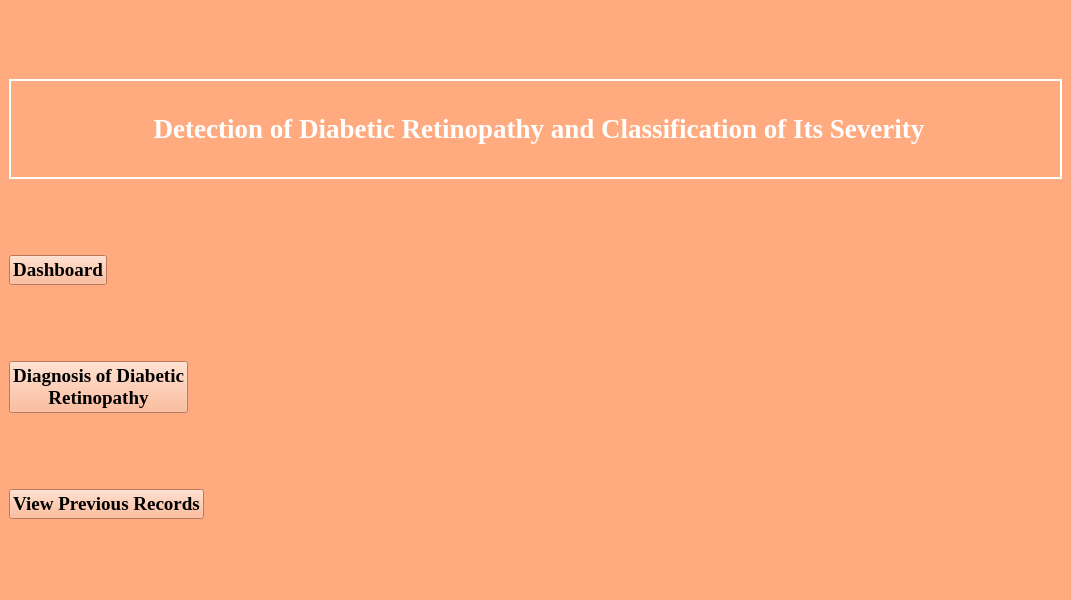
JenishTamrakar/Detection-of-Diabetic-Retinopathy, file src/MainWindow.ui: the form before one commit.
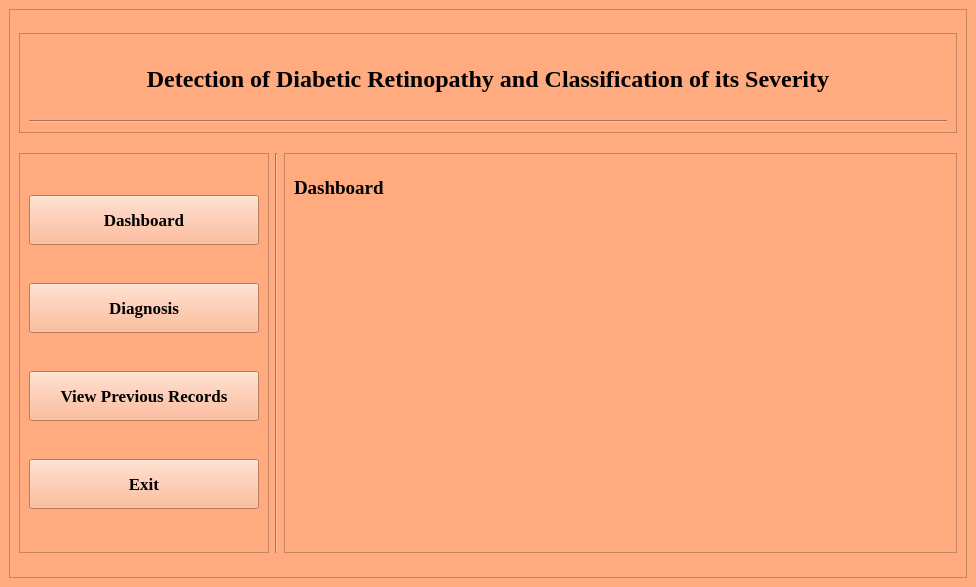
The form after the commit. Icons and pictures are not drawn.

```diff
--- a/src/MainWindow.ui
+++ b/src/MainWindow.ui
@@ -6,135 +6,240 @@
    <rect>
     <x>0</x>
     <y>0</y>
-    <width>1071</width>
-    <height>600</height>
+    <width>976</width>
+    <height>587</height>
    </rect>
   </property>
   <property name="windowTitle">
-   <string>Detection of Diabetic Retinopathy</string>
-  </property>
-  <property name="windowIcon">
-   <iconset>
-    <normaloff>icon.png</normaloff>icon.png</iconset>
-  </property>
-  <property name="styleSheet">
-   <string notr="true">background-color: rgb(255, 170, 127);</string>
+   <string>Detection of Diabetic Retinopathy and Classification of its Severity</string>
   </property>
   <widget class="QWidget" name="centralwidget">
-   <layout class="QVBoxLayout" name="verticalLayout_6">
-    <item>
-     <widget class="QLabel" name="label">
+   <property name="styleSheet">
+    <string notr="true">background-color: rgb(255, 170, 127);</string>
+   </property>
+   <layout class="QGridLayout" name="gridLayout">
+    <item row="0" column="0">
+     <widget class="QFrame" name="frame">
       <property name="enabled">
        <bool>true</bool>
       </property>
-      <property name="sizePolicy">
-       <sizepolicy hsizetype="Minimum" vsizetype="Maximum">
-        <horstretch>0</horstretch>
-        <verstretch>0</verstretch>
-       </sizepolicy>
-      </property>
-      <property name="minimumSize">
-       <size>
-        <width>110</width>
-        <height>100</height>
-       </size>
-      </property>
-      <property name="font">
-       <font>
-        <family>Times New Roman</family>
-        <pointsize>20</pointsize>
-        <weight>75</weight>
-        <bold>true</bold>
-       </font>
-      </property>
-      <property name="styleSheet">
-       <string notr="true">color: rgb(255, 255, 255);</string>
-      </property>
       <property name="frameShape">
-       <enum>QFrame::WinPanel</enum>
+       <enum>QFrame::StyledPanel</enum>
       </property>
-      <property name="text">
-       <string>&lt;html&gt;&lt;head/&gt;&lt;body&gt;&lt;p align=&quot;center&quot;&gt;Detection of Diabetic Retinopathy and Classification of Its Severity&lt;/p&gt;&lt;/body&gt;&lt;/html&gt;</string>
+      <property name="frameShadow">
+       <enum>QFrame::Raised</enum>
       </property>
-      <property name="textFormat">
-       <enum>Qt::RichText</enum>
-      </property>
-      <property name="wordWrap">
-       <bool>false</bool>
-      </property>
-     </widget>
-    </item>
-    <item>
-     <widget class="QPushButton" name="pushButton">
-      <property name="sizePolicy">
-       <sizepolicy hsizetype="Maximum" vsizetype="Fixed">
-        <horstretch>0</horstretch>
-        <verstretch>0</verstretch>
-       </sizepolicy>
-      </property>
-      <property name="font">
-       <font>
-        <family>Times New Roman</family>
-        <pointsize>14</pointsize>
-        <weight>75</weight>
-        <bold>true</bold>
-       </font>
-      </property>
-      <property name="styleSheet">
-       <string notr="true">border-color: rgb(0, 0, 0);</string>
-      </property>
-      <property name="text">
-       <string>Dashboard</string>
-      </property>
-     </widget>
-    </item>
-    <item>
-     <widget class="QPushButton" name="pushButton_6">
-      <property name="sizePolicy">
-       <sizepolicy hsizetype="Maximum" vsizetype="Fixed">
-        <horstretch>0</horstretch>
-        <verstretch>0</verstretch>
-       </sizepolicy>
-      </property>
-      <property name="font">
-       <font>
-        <family>Times New Roman</family>
-        <pointsize>14</pointsize>
-        <weight>75</weight>
-        <bold>true</bold>
-       </font>
-      </property>
-      <property name="styleSheet">
-       <string notr="true">border-color: rgb(0, 0, 0);</string>
-      </property>
-      <property name="text">
-       <string>Diagnosis of Diabetic 
-Retinopathy</string>
-      </property>
-     </widget>
-    </item>
-    <item>
-     <widget class="QPushButton" name="pushButton_10">
-      <property name="sizePolicy">
-       <sizepolicy hsizetype="Maximum" vsizetype="Fixed">
-        <horstretch>0</horstretch>
-        <verstretch>0</verstretch>
-       </sizepolicy>
-      </property>
-      <property name="font">
-       <font>
-        <family>Times New Roman</family>
-        <pointsize>14</pointsize>
-        <weight>75</weight>
-        <bold>true</bold>
-       </font>
-      </property>
-      <property name="styleSheet">
-       <string notr="true">border-color: rgb(0, 0, 0);</string>
-      </property>
-      <property name="text">
-       <string>View Previous Records</string>
-      </property>
+      <layout class="QGridLayout" name="gridLayout_5">
+       <item row="1" column="0">
+        <widget class="QFrame" name="frame_2">
+         <property name="maximumSize">
+          <size>
+           <width>250</width>
+           <height>16777215</height>
+          </size>
+         </property>
+         <property name="frameShape">
+          <enum>QFrame::StyledPanel</enum>
+         </property>
+         <property name="frameShadow">
+          <enum>QFrame::Raised</enum>
+         </property>
+         <layout class="QGridLayout" name="gridLayout_2">
+          <item row="3" column="0">
+           <widget class="QPushButton" name="pushButton">
+            <property name="maximumSize">
+             <size>
+              <width>16777215</width>
+              <height>50</height>
+             </size>
+            </property>
+            <property name="font">
+             <font>
+              <family>Times New Roman</family>
+              <pointsize>13</pointsize>
+              <weight>75</weight>
+              <bold>true</bold>
+             </font>
+            </property>
+            <property name="text">
+             <string>Exit</string>
+            </property>
+           </widget>
+          </item>
+          <item row="1" column="0">
+           <widget class="QPushButton" name="btnDiagnose">
+            <property name="maximumSize">
+             <size>
+              <width>16777215</width>
+              <height>50</height>
+             </size>
+            </property>
+            <property name="font">
+             <font>
+              <family>Times New Roman</family>
+              <pointsize>13</pointsize>
+              <weight>75</weight>
+              <bold>true</bold>
+             </font>
+            </property>
+            <property name="text">
+             <string>Diagnosis</string>
+            </property>
+           </widget>
+          </item>
+          <item row="0" column="0">
+           <widget class="QPushButton" name="btnDashboard">
+            <property name="maximumSize">
+             <size>
+              <width>16777215</width>
+              <height>50</height>
+             </size>
+            </property>
+            <property name="font">
+             <font>
+              <family>Times New Roman</family>
+              <pointsize>13</pointsize>
+              <weight>75</weight>
+              <bold>true</bold>
+             </font>
+            </property>
+            <property name="text">
+             <string>Dashboard</string>
+            </property>
+           </widget>
+          </item>
+          <item row="2" column="0">
+           <widget class="QPushButton" name="btnViewRecs">
+            <property name="maximumSize">
+             <size>
+              <width>16777215</width>
+              <height>50</height>
+             </size>
+            </property>
+            <property name="font">
+             <font>
+              <family>Times New Roman</family>
+              <pointsize>13</pointsize>
+              <weight>75</weight>
+              <bold>true</bold>
+             </font>
+            </property>
+            <property name="text">
+             <string>View Previous Records</string>
+            </property>
+           </widget>
+          </item>
+         </layout>
+        </widget>
+       </item>
+       <item row="1" column="2">
+        <widget class="QFrame" name="frame_3">
+         <property name="maximumSize">
+          <size>
+           <width>750</width>
+           <height>400</height>
+          </size>
+         </property>
+         <property name="frameShape">
+          <enum>QFrame::StyledPanel</enum>
+         </property>
+         <property name="frameShadow">
+          <enum>QFrame::Raised</enum>
+         </property>
+         <layout class="QGridLayout" name="gridLayout_3">
+          <item row="1" column="1">
+           <widget class="QLabel" name="label_2">
+            <property name="styleSheet">
+             <string notr="true">background-image: url(:/images/Diabetic_Retinopathy.jpg);</string>
+            </property>
+            <property name="text">
+             <string/>
+            </property>
+           </widget>
+          </item>
+          <item row="0" column="1">
+           <widget class="QLabel" name="label_3">
+            <property name="maximumSize">
+             <size>
+              <width>16777215</width>
+              <height>50</height>
+             </size>
+            </property>
+            <property name="font">
+             <font>
+              <family>Times New Roman</family>
+              <pointsize>14</pointsize>
+              <weight>75</weight>
+              <bold>true</bold>
+             </font>
+            </property>
+            <property name="text">
+             <string>Dashboard</string>
+            </property>
+           </widget>
+          </item>
+         </layout>
+        </widget>
+       </item>
+       <item row="0" column="0" colspan="3">
+        <widget class="QFrame" name="frame_4">
+         <property name="maximumSize">
+          <size>
+           <width>16777215</width>
+           <height>100</height>
+          </size>
+         </property>
+         <property name="frameShape">
+          <enum>QFrame::StyledPanel</enum>
+         </property>
+         <property name="frameShadow">
+          <enum>QFrame::Raised</enum>
+         </property>
+         <layout class="QGridLayout" name="gridLayout_4">
+          <item row="2" column="0" colspan="2">
+           <widget class="Line" name="line">
+            <property name="orientation">
+             <enum>Qt::Horizontal</enum>
+            </property>
+           </widget>
+          </item>
+          <item row="0" column="0" colspan="2">
+           <widget class="QLabel" name="label">
+            <property name="font">
+             <font>
+              <family>Times New Roman</family>
+              <pointsize>18</pointsize>
+              <weight>75</weight>
+              <bold>true</bold>
+             </font>
+            </property>
+            <property name="text">
+             <string>Detection of Diabetic Retinopathy and Classification of its Severity</string>
+            </property>
+            <property name="alignment">
+             <set>Qt::AlignCenter</set>
+            </property>
+           </widget>
+          </item>
+         </layout>
+        </widget>
+       </item>
+       <item row="1" column="1">
+        <widget class="Line" name="line_2">
+         <property name="orientation">
+          <enum>Qt::Vertical</enum>
+         </property>
+        </widget>
+       </item>
+      </layout>
+      <zorder>line_2</zorder>
+      <zorder>label</zorder>
+      <zorder>label_2</zorder>
+      <zorder>label_3</zorder>
+      <zorder>line</zorder>
+      <zorder>frame_2</zorder>
+      <zorder>frame_3</zorder>
+      <zorder>frame_4</zorder>
      </widget>
     </item>
    </layout>
```
Left out of the diff: 4 changed lines with no effect on the pictures.
